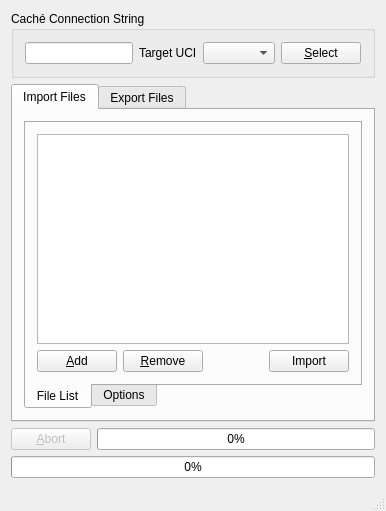
This is QtCacheTool/mainwindow.ui in entwickler42/QtCache as Qt 5 draws it before an edit. The edited form follows.
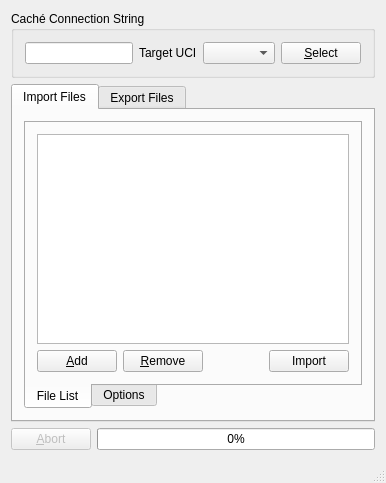
This is the edited form. Icons and pictures are not drawn.

Patch:
```diff
--- a/QtCacheTool/mainwindow.ui
+++ b/QtCacheTool/mainwindow.ui
@@ -475,13 +475,6 @@
       </item>
      </layout>
     </item>
-    <item>
-     <widget class="QProgressBar" name="progressBar2">
-      <property name="value">
-       <number>0</number>
-      </property>
-     </widget>
-    </item>
    </layout>
   </widget>
   <widget class="QStatusBar" name="statusBar"/>
```
